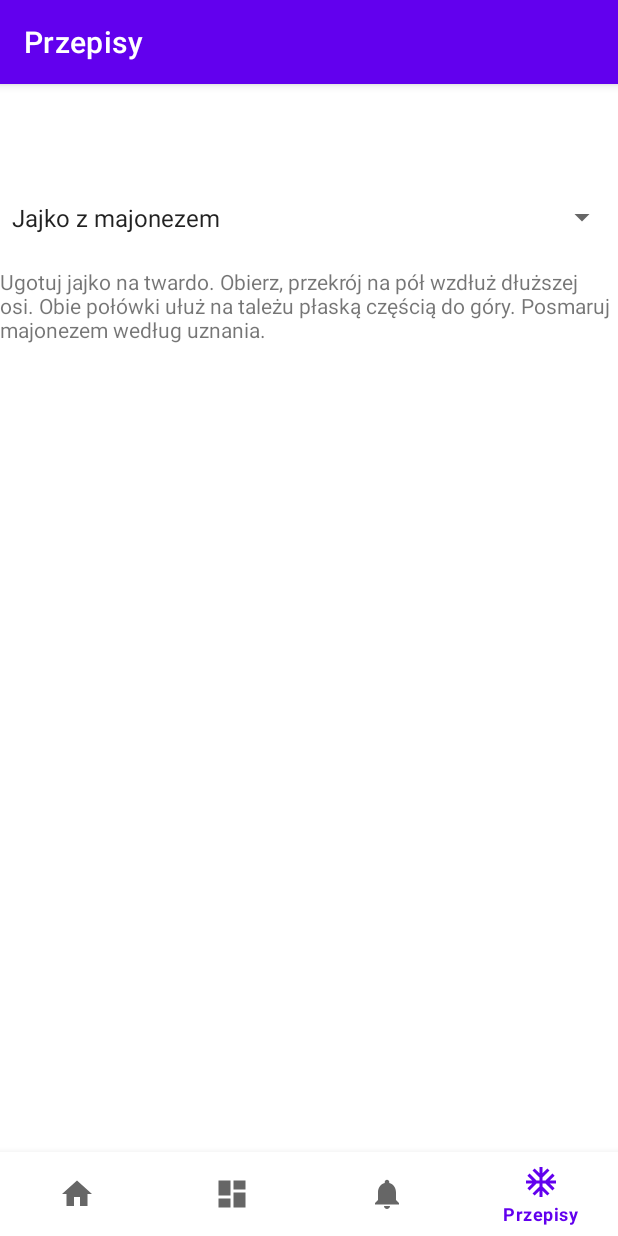
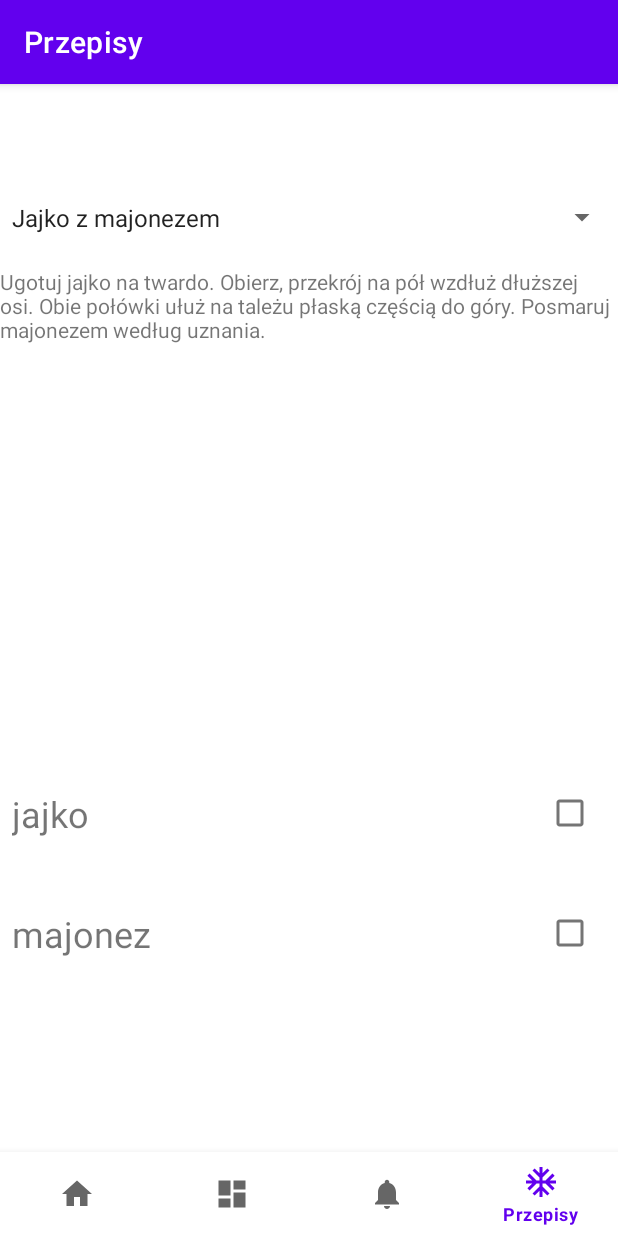
Before and after one commit to katarzynapopieniuk/PAMO, an Android app: the DishesFragment screen opened through its navigation route, on a phone screen of 412 x 824 dp. Run offline under Robolectric (Android 15) with nearby library versions, the light colour scheme and no system bars; our stand-ins replace navigation-ui.

Commit message:
zjazd 4 # add ingredients list

```diff
--- a/BMICalculatorZjazd2/app/src/main/java/com/pjatk/ui/dishes/DishesFragment.java
+++ b/BMICalculatorZjazd2/app/src/main/java/com/pjatk/ui/dishes/DishesFragment.java
@@ -1,7 +1,6 @@
 package com.pjatk.ui.dishes;
 
 import android.os.Bundle;
-import android.util.SparseArray;
 import android.view.LayoutInflater;
 import android.view.View;
 import android.view.ViewGroup;
@@ -12,11 +11,14 @@ import android.widget.TextView;
 
 import androidx.fragment.app.Fragment;
 import androidx.lifecycle.ViewModelProvider;
+import androidx.recyclerview.widget.LinearLayoutManager;
+import androidx.recyclerview.widget.RecyclerView;
 
 import com.pjatk.R;
 import com.pjatk.databinding.FragmentDishesBinding;
 
 import java.util.HashMap;
+import java.util.List;
 import java.util.Map;
 
 /**
@@ -30,6 +32,11 @@ public class DishesFragment extends Fragment implements AdapterView.OnItemSelect
     private TextView recipeTextView;
 
     private Map<String,String> recipes;
+
+    private final IngredientAdapter ingredientAdapter = new IngredientAdapter(List.of(
+            new Ingredient("jajko"),
+            new Ingredient("majonez")
+    ));
 
     public DishesFragment() {
     }
@@ -61,6 +68,10 @@ public class DishesFragment extends Fragment implements AdapterView.OnItemSelect
 
         recipes = parseRecipes(R.array.recipes);
 
+        RecyclerView ingredientsRV = root.findViewById(R.id.ingredientsRV);
+        ingredientsRV.setAdapter(ingredientAdapter);
+        ingredientsRV.setLayoutManager(new LinearLayoutManager(getContext()));
+
         return root;
     }
 
--- /dev/null
+++ b/BMICalculatorZjazd2/app/src/main/java/com/pjatk/ui/dishes/Ingredient.java
@@ -0,0 +1,23 @@
+package com.pjatk.ui.dishes;
+
+public class Ingredient {
+
+    private final String name;
+    private boolean isChecked = false;
+
+    public Ingredient(String name) {
+        this.name = name;
+    }
+
+    public String getName() {
+        return name;
+    }
+
+    public boolean isChecked() {
+        return isChecked;
+    }
+
+    public void toggle() {
+        isChecked = !isChecked;
+    }
+}
--- /dev/null
+++ b/BMICalculatorZjazd2/app/src/main/java/com/pjatk/ui/dishes/IngredientAdapter.java
@@ -0,0 +1,87 @@
+package com.pjatk.ui.dishes;
+
+import static android.graphics.Paint.STRIKE_THRU_TEXT_FLAG;
+
+import android.view.LayoutInflater;
+import android.view.View;
+import android.view.ViewGroup;
+import android.widget.CheckBox;
+import android.widget.CompoundButton;
+import android.widget.TextView;
+
+import androidx.annotation.NonNull;
+import androidx.recyclerview.widget.RecyclerView;
+
+import com.pjatk.R;
+
+import java.util.ArrayList;
+import java.util.List;
+
+public class IngredientAdapter extends RecyclerView.Adapter<IngredientAdapter.IngredientViewHolder> {
+
+    private final List<Ingredient> ingredients;
+
+    public IngredientAdapter(List<Ingredient> ingredients) {
+        this.ingredients = new ArrayList<>(ingredients);
+    }
+
+    @NonNull
+    @Override
+    public IngredientViewHolder onCreateViewHolder(@NonNull ViewGroup parent, int viewType) {
+        return new IngredientViewHolder(
+                LayoutInflater.from(parent.getContext()).inflate(
+                        R.layout.ingredient_check,
+                        parent,
+                        false
+                ));
+    }
+
+    @Override
+    public void onBindViewHolder(@NonNull IngredientViewHolder holder, int position) {
+        Ingredient curIngredient = ingredients.get(position);
+        holder.getTextView().setText(curIngredient.getName());
+        holder.getCheckBox().setChecked(curIngredient.isChecked());
+        holder.getCheckBox().setOnCheckedChangeListener(new CompoundButton.OnCheckedChangeListener() {
+            @Override
+            public void onCheckedChanged(CompoundButton buttonView, boolean isChecked) {
+                curIngredient.toggle();
+                toggleStrikeThrough(holder.getTextView(), isChecked);
+            }
+        });
+    }
+
+    @Override
+    public int getItemCount() {
+        return ingredients.size();
+    }
+
+    private void toggleStrikeThrough(TextView name, boolean isChecked) {
+        if(isChecked) {
+            name.setPaintFlags(name.getPaintFlags() | STRIKE_THRU_TEXT_FLAG);
+        } else {
+            name.setPaintFlags(name.getPaintFlags() & ~STRIKE_THRU_TEXT_FLAG);
+        }
+    }
+
+    public static class IngredientViewHolder extends RecyclerView.ViewHolder {
+
+        private final TextView textView;
+        private final CheckBox checkBox;
+
+        public IngredientViewHolder(@NonNull View view) {
+            super(view);
+            textView = (TextView) view.findViewById(R.id.ingredientTV);
+
+            this.checkBox = view.findViewById(R.id.ingredientCB);
+        }
+
+        public TextView getTextView() {
+            return textView;
+        }
+
+        public CheckBox getCheckBox() {
+            return checkBox;
+        }
+    }
+
+}
--- a/BMICalculatorZjazd2/app/src/main/res/layout/fragment_dishes.xml
+++ b/BMICalculatorZjazd2/app/src/main/res/layout/fragment_dishes.xml
@@ -19,7 +19,12 @@
     <TextView
         android:id="@+id/recipeTextView"
         android:layout_width="match_parent"
-        android:layout_height="515dp"
-        android:text="@string/title_dishes"/>
+        android:layout_height="324dp"
+        android:text="@string/title_dishes" />
+
+    <androidx.recyclerview.widget.RecyclerView
+        android:id="@+id/ingredientsRV"
+        android:layout_width="match_parent"
+        android:layout_height="match_parent" />
 
 </LinearLayout>
--- /dev/null
+++ b/BMICalculatorZjazd2/app/src/main/res/layout/ingredient_check.xml
@@ -0,0 +1,28 @@
+<?xml version="1.0" encoding="utf-8"?>
+<androidx.constraintlayout.widget.ConstraintLayout xmlns:android="http://schemas.android.com/apk/res/android"
+    xmlns:app="http://schemas.android.com/apk/res-auto"
+    xmlns:tools="http://schemas.android.com/tools"
+    android:layout_width="match_parent"
+    android:layout_height="80dp"
+    android:paddingStart="8dp"
+    android:paddingEnd="8dp">
+
+	<TextView
+        android:id="@+id/ingredientTV"
+        android:layout_width="0dp"
+        android:layout_height="wrap_content"
+        android:text="Example"
+        android:textSize="24sp"
+        app:layout_constraintBottom_toBottomOf="parent"
+        app:layout_constraintEnd_toStartOf="@+id/ingredientCB"
+        app:layout_constraintStart_toStartOf="parent"
+        app:layout_constraintTop_toTopOf="parent" />
+
+    <CheckBox
+        android:id="@+id/ingredientCB"
+        android:layout_width="wrap_content"
+        android:layout_height="wrap_content"
+        app:layout_constraintBottom_toBottomOf="parent"
+        app:layout_constraintEnd_toEndOf="parent"
+        app:layout_constraintTop_toTopOf="parent" />
+</androidx.constraintlayout.widget.ConstraintLayout>
```
